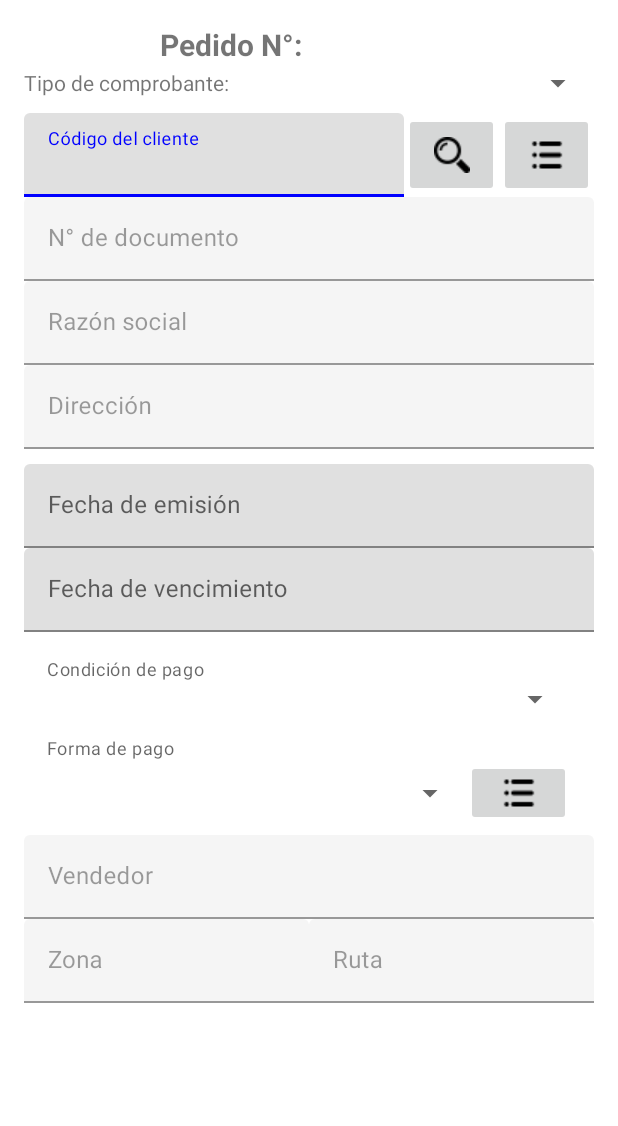
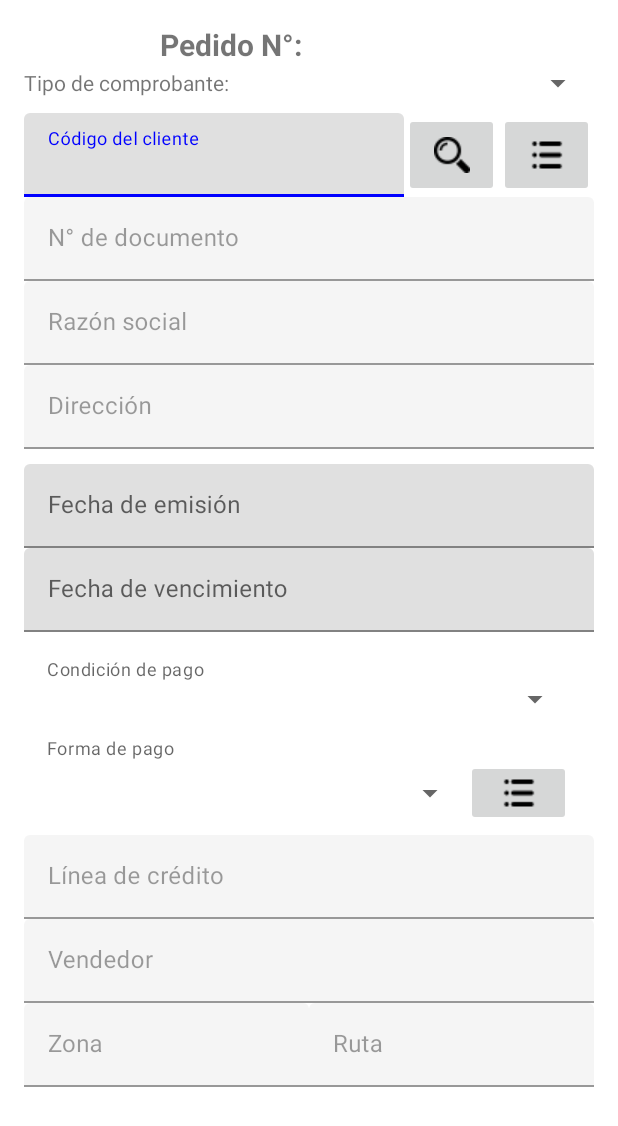
Before and after one commit to aarenas0147/SysSales, an Android app: the layout fragment_sale_data.xml on its own in the app's theme, with its tools: preview values and no code run, on a phone screen of 412 x 824 dp. Shown: the top 1126 px of the screen. Run offline under Robolectric (Android 15) with nearby library versions, the light colour scheme and no system bars.

Commit message:
Se añade Monto de Línea de crédito

```diff
--- a/app/src/main/res/layout/fragment_sale_data.xml
+++ b/app/src/main/res/layout/fragment_sale_data.xml
@@ -315,6 +315,26 @@
                 </LinearLayout>
 
                 <LinearLayout
+                    android:id="@+id/lytCreditLineByCustomer_SaleDataFragment"
+                    android:layout_width="match_parent"
+                    android:layout_height="wrap_content"
+                    android:orientation="vertical">
+
+                    <com.google.android.material.textfield.TextInputLayout
+                        android:layout_width="match_parent"
+                        android:layout_height="match_parent"
+                        android:enabled="false">
+
+                        <com.google.android.material.textfield.TextInputEditText
+                            android:id="@+id/etCreditLineAmount_SaleDataFragment"
+                            android:layout_width="match_parent"
+                            android:layout_height="wrap_content"
+                            android:hint="@string/credit_line"
+                            android:inputType="number|numberDecimal" />
+                    </com.google.android.material.textfield.TextInputLayout>
+                </LinearLayout>
+
+                <LinearLayout
                     android:id="@+id/lytVendorByCustomer_SaleDataFragment"
                     android:layout_width="match_parent"
                     android:layout_height="wrap_content"
--- a/app/src/main/res/values/strings.xml
+++ b/app/src/main/res/values/strings.xml
@@ -95,6 +95,7 @@
     <string name="vendor">Vendedor</string>
     <string name="zone">Zona</string>
     <string name="route">Ruta</string>
+    <string name="credit_line">Línea de crédito</string>
     <string name="product_id">Código del producto</string>
     <string name="calculator">Calculadora</string>
     <string name="sale_value">Valor de venta</string>
```
Also changed, not shown: app/src/main/java/com/aarenas/syssales/SaleDataFragment.java (+29 -5 lines).
